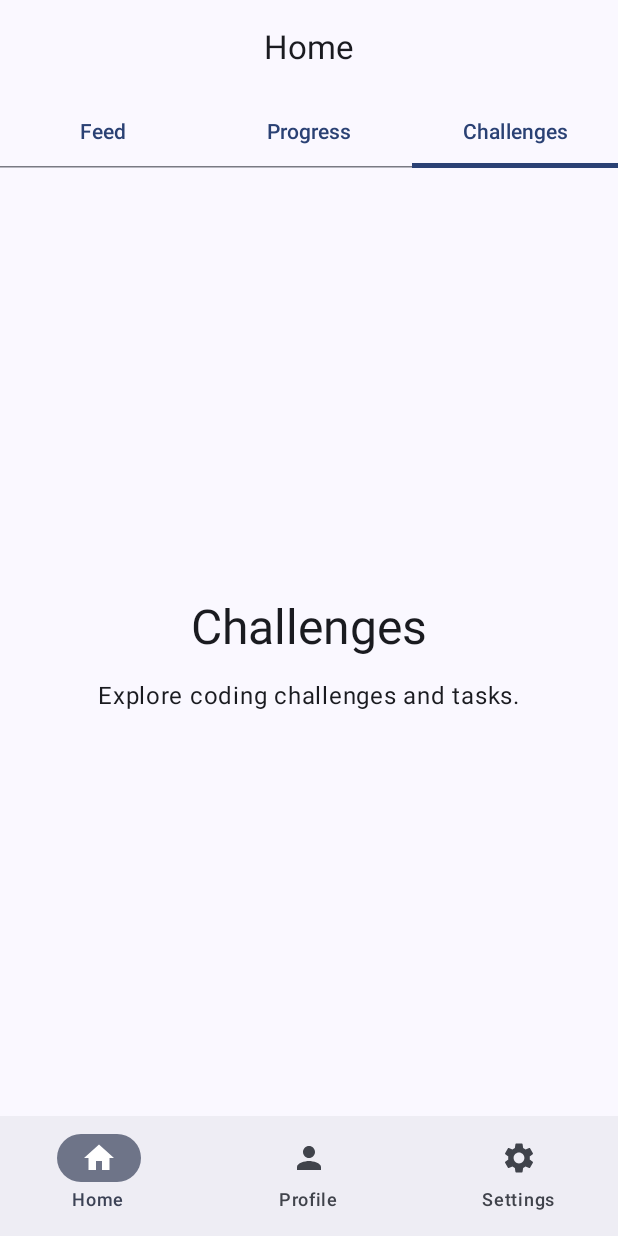
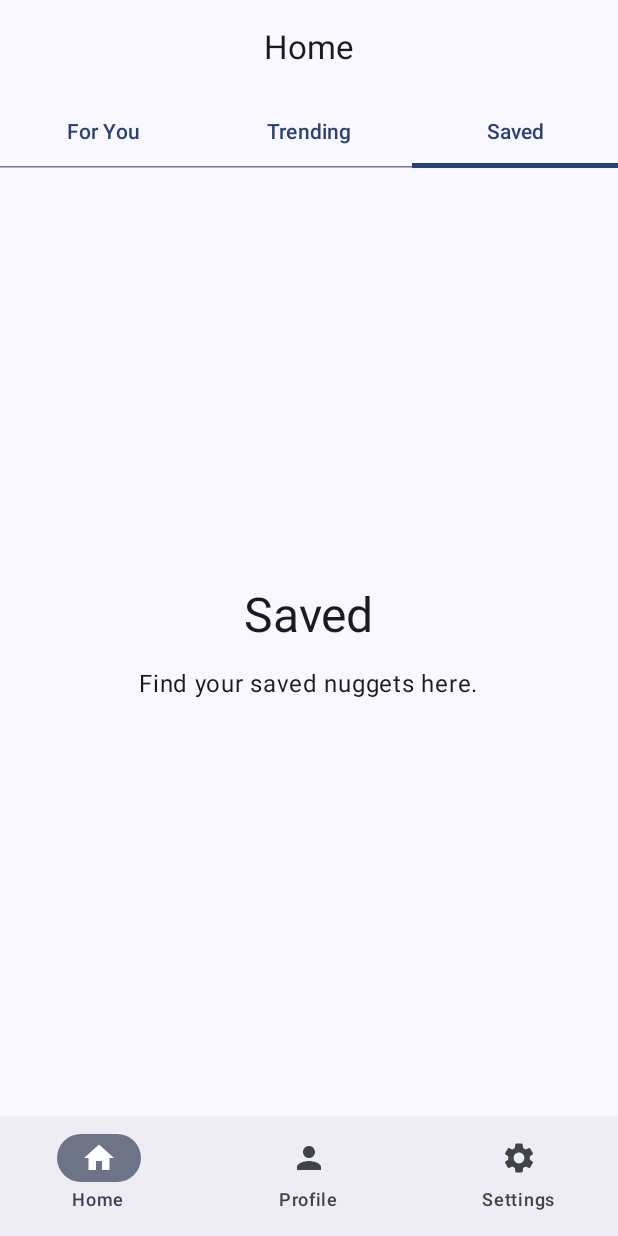
Before and after one commit to Chaos-19/DailyNugget_App, an Android app built with Jetpack Compose: the SavedScreen screen opened through its navigation route, tab 3 chosen, on a phone screen of 412 x 824 dp. Run offline under Robolectric (Android 15) with nearby library versions, the phone set to English and light mode, and no system bars; our stand-ins replace Dagger/Hilt's generated code, Firebase (no records; nobody signed in at launch, a user with empty details on screens opened directly).

Commit message:
feat(home): rename progress and challenges to trending and saved

```diff
--- a/app/src/main/java/com/chaosdev/devbuddy/ui/home/HomeScreen.kt
+++ b/app/src/main/java/com/chaosdev/devbuddy/ui/home/HomeScreen.kt
@@ -2,10 +2,8 @@ package com.chaosdev.devbuddy.ui.home
 
 import android.widget.Toast
 import androidx.compose.foundation.layout.Column
-import androidx.compose.foundation.layout.Spacer
 import androidx.compose.foundation.layout.fillMaxSize
 import androidx.compose.foundation.layout.fillMaxWidth
-import androidx.compose.foundation.layout.height
 import androidx.compose.foundation.layout.padding
 import androidx.compose.material3.CenterAlignedTopAppBar
 import androidx.compose.material3.ExperimentalMaterial3Api
@@ -24,7 +22,6 @@ import androidx.compose.runtime.setValue
 import androidx.compose.ui.Modifier
 import androidx.compose.ui.platform.LocalContext
 import androidx.compose.ui.text.style.TextOverflow
-import androidx.compose.ui.unit.dp
 import androidx.hilt.navigation.compose.hiltViewModel
 import androidx.navigation.NavController
 import androidx.navigation.NavHostController
@@ -32,15 +29,15 @@ import androidx.navigation.compose.NavHost
 import androidx.navigation.compose.composable
 import androidx.navigation.compose.rememberNavController
 import com.chaosdev.devbuddy.ui.common.Resource
-import com.chaosdev.devbuddy.ui.home.challenges.ChallengesScreen
 import com.chaosdev.devbuddy.ui.home.feed.FeedScreen
-import com.chaosdev.devbuddy.ui.home.progress.ProgressScreen
+import com.chaosdev.devbuddy.ui.home.saved.SavedScreen
+import com.chaosdev.devbuddy.ui.home.trending.TrendingScreen
 import com.chaosdev.devbuddy.ui.navigation.BottomNavigationBar
 
 enum class HomeDestination(val route: String, val label: String) {
-    FEED("feed", "Feed"),
-    PROGRESS("progress", "Progress"),
-    CHALLENGES("challenges", "Challenges")
+    FEED("feed", "For You"),
+    TRENDING("trending", "Trending"),
+    SAVED("saved", "Saved")
 }
 
 @OptIn(ExperimentalMaterial3Api::class)
@@ -123,7 +120,7 @@ fun HomeScreen(
                         )
                     }
                 }
-                Spacer(modifier = Modifier.height(8.dp)) // Bottom spacing
+
             }
         }
     ) { innerPadding ->
@@ -132,8 +129,7 @@ fun HomeScreen(
             startDestination = HomeDestination.FEED.route,
             modifier = Modifier
                 .fillMaxSize()
-                .padding(innerPadding)
-                .padding(top = 8.dp), // Additional top padding to separate from TabRow
+                .padding(innerPadding),
             currentUser = currentUser,
             logoutState = logoutState,
             viewModel = viewModel
@@ -158,11 +154,11 @@ fun HomeNavHost(
         composable(HomeDestination.FEED.route) {
             FeedScreen(currentUser, logoutState, viewModel)
         }
-        composable(HomeDestination.PROGRESS.route) {
-            ProgressScreen()
+        composable(HomeDestination.TRENDING.route) {
+            TrendingScreen()
         }
-        composable(HomeDestination.CHALLENGES.route) {
-            ChallengesScreen()
+        composable(HomeDestination.SAVED.route) {
+            SavedScreen()
         }
     }
 }
--- a/app/src/main/java/com/chaosdev/devbuddy/ui/home/progress/ProgressScreen.kt
+++ b/app/src/main/java/com/chaosdev/devbuddy/ui/home/saved/SavedScreen.kt
@@ -1,4 +1,4 @@
-package com.chaosdev.devbuddy.ui.home.progress
+package com.chaosdev.devbuddy.ui.home.saved
 
 import androidx.compose.foundation.layout.Arrangement
 import androidx.compose.foundation.layout.Column
@@ -14,7 +14,7 @@ import androidx.compose.ui.Modifier
 import androidx.compose.ui.unit.dp
 
 @Composable
-fun ProgressScreen() {
+fun SavedScreen() {
     Column(
         modifier = Modifier
             .fillMaxSize()
@@ -22,10 +22,10 @@ fun ProgressScreen() {
         horizontalAlignment = Alignment.CenterHorizontally,
         verticalArrangement = Arrangement.Center
     ) {
-        Text(text = "Progress", style = MaterialTheme.typography.headlineLarge)
+        Text(text = "Saved", style = MaterialTheme.typography.headlineLarge)
         Spacer(modifier = Modifier.height(16.dp))
         Text(
-            text = "Track your learning progress here.",
+            text = "Find your saved nuggets here.",
             style = MaterialTheme.typography.bodyLarge
         )
     }
--- a/app/src/main/java/com/chaosdev/devbuddy/ui/home/challenges/ChallengesScreen.kt
+++ b/app/src/main/java/com/chaosdev/devbuddy/ui/home/trending/TrendingScreen.kt
@@ -1,4 +1,4 @@
-package com.chaosdev.devbuddy.ui.home.challenges
+package com.chaosdev.devbuddy.ui.home.trending
 
 import androidx.compose.foundation.layout.Arrangement
 import androidx.compose.foundation.layout.Column
@@ -14,7 +14,7 @@ import androidx.compose.ui.Modifier
 import androidx.compose.ui.unit.dp
 
 @Composable
-fun ChallengesScreen() {
+fun TrendingScreen() {
     Column(
         modifier = Modifier
             .fillMaxSize()
@@ -22,10 +22,10 @@ fun ChallengesScreen() {
         horizontalAlignment = Alignment.CenterHorizontally,
         verticalArrangement = Arrangement.Center
     ) {
-        Text(text = "Challenges", style = MaterialTheme.typography.headlineLarge)
+        Text(text = "Trending", style = MaterialTheme.typography.headlineLarge)
         Spacer(modifier = Modifier.height(16.dp))
         Text(
-            text = "Explore coding challenges and tasks.",
+            text = "Find trending nuggets here.",
             style = MaterialTheme.typography.bodyLarge
         )
     }
```
